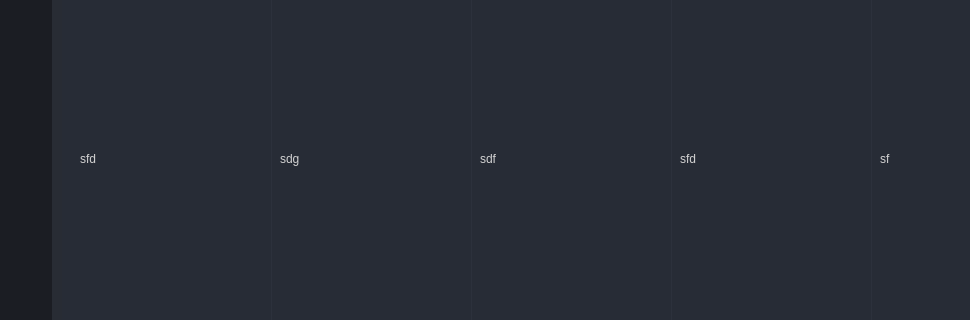
This is widget/form_main.ui in MetallicAlex/Thermal-Camera as Qt 5 draws it before an edit; both pictures show x 128 to 1098 and y 232 to 552 of the 1280 by 720 pixel window. The edited form follows.
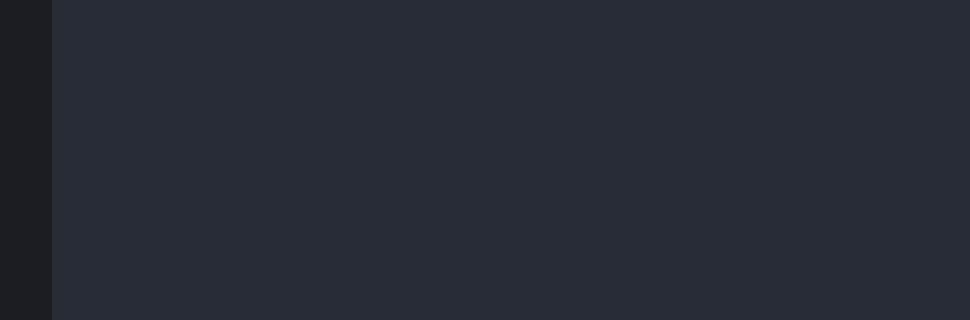
This is the edited form. The open tabs and pages were chosen to show the change. Icons and pictures are not drawn.

```diff
--- a/widget/form_main.ui
+++ b/widget/form_main.ui
@@ -1314,7 +1314,7 @@
                 <enum>Qt::ElideMiddle</enum>
                </property>
                <property name="rowCount">
-                <number>1</number>
+                <number>0</number>
                </property>
                <property name="columnCount">
                 <number>5</number>
@@ -1340,7 +1340,6 @@
                <attribute name="verticalHeaderStretchLastSection">
                 <bool>true</bool>
                </attribute>
-               <row/>
                <column>
                 <property name="text">
                  <string/>
@@ -1366,31 +1365,6 @@
                  <string>State</string>
                 </property>
                </column>
-               <item row="0" column="0">
-                <property name="text">
-                 <string>sfd</string>
-                </property>
-               </item>
-               <item row="0" column="1">
-                <property name="text">
-                 <string>sdg</string>
-                </property>
-               </item>
-               <item row="0" column="2">
-                <property name="text">
-                 <string>sdf</string>
-                </property>
-               </item>
-               <item row="0" column="3">
-                <property name="text">
-                 <string>sfd</string>
-                </property>
-               </item>
-               <item row="0" column="4">
-                <property name="text">
-                 <string>sf</string>
-                </property>
-               </item>
               </widget>
               <widget class="QPushButton" name="button_add_device">
                <property name="geometry">
```
Left out of the diff: 41 changed lines with no effect on the pictures.
